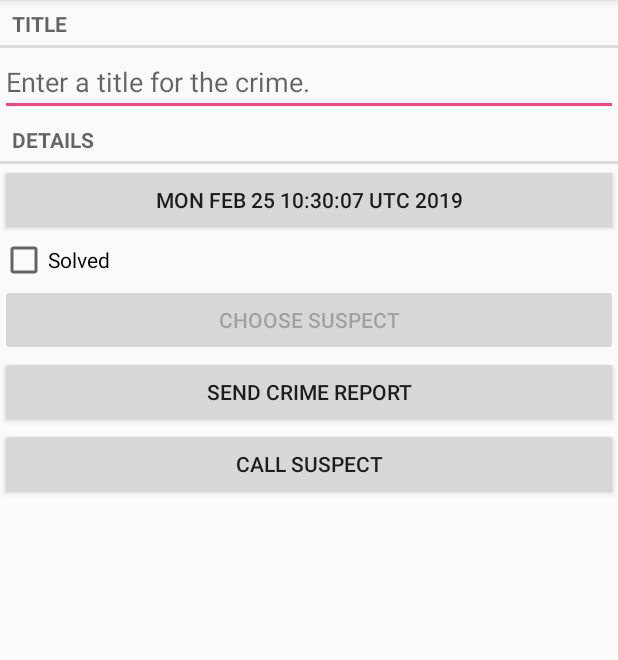
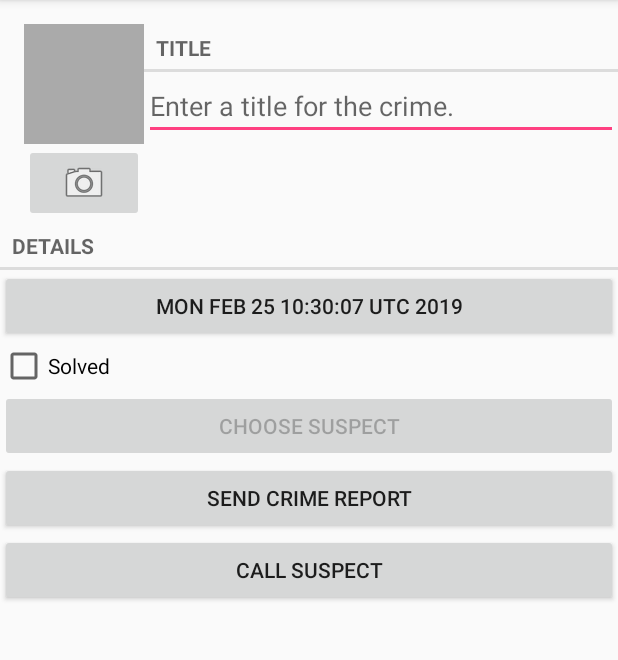
Before and after one commit to prince5460/CriminalIntent, an Android app: the CrimePagerActivity screen opened directly, with no data from a screen before it, on a phone screen of 412 x 824 dp, the part 84-744 px from its top. Run offline under Robolectric (Android 15) with nearby library versions, the phone set to English and light mode, and no system bars.

Commit message:
使用intent拍照

```diff
--- a/app/src/main/java/com/zhou/criminalintent/Crime.java
+++ b/app/src/main/java/com/zhou/criminalintent/Crime.java
@@ -69,4 +69,8 @@ public class Crime {
     public void setmPhone(String mPhone) {
         this.mPhone = mPhone;
     }
+
+    public String getPhotoFilename() {
+        return "IMG_" + getmId().toString() + ".jpg";
+    }
 }
--- a/app/src/main/java/com/zhou/criminalintent/CrimeFragment.java
+++ b/app/src/main/java/com/zhou/criminalintent/CrimeFragment.java
@@ -3,15 +3,19 @@ package com.zhou.criminalintent;
 import android.app.Activity;
 import android.content.Intent;
 import android.content.pm.PackageManager;
+import android.content.pm.ResolveInfo;
 import android.database.Cursor;
+import android.graphics.Bitmap;
 import android.net.Uri;
 import android.os.Bundle;
 import android.provider.ContactsContract;
+import android.provider.MediaStore;
 import android.support.annotation.NonNull;
 import android.support.annotation.Nullable;
 import android.support.v4.app.Fragment;
 import android.support.v4.app.FragmentManager;
 import android.support.v4.app.ShareCompat;
+import android.support.v4.content.FileProvider;
 import android.text.Editable;
 import android.text.TextWatcher;
 import android.text.format.DateFormat;
@@ -21,12 +25,17 @@ import android.view.MenuInflater;
 import android.view.MenuItem;
 import android.view.View;
 import android.view.ViewGroup;
+import android.view.ViewTreeObserver;
 import android.widget.Button;
 import android.widget.CheckBox;
 import android.widget.CompoundButton;
 import android.widget.EditText;
+import android.widget.ImageButton;
+import android.widget.ImageView;
 
+import java.io.File;
 import java.util.Date;
+import java.util.List;
 import java.util.UUID;
 
 public class CrimeFragment extends Fragment {
@@ -34,14 +43,18 @@ public class CrimeFragment extends Fragment {
     private static final String DIALOG_DATE = "DialogDate";
     private static final int REQUEST_DATE = 0;
     private static final int REQUEST_CONTACT = 1;
+    private static final int REQUEST_PHOTO = 2;
 
     private Crime mCrime;
+    private File mPhotoFile;
     private EditText mTitleField;
     private Button mDateButton;
     private CheckBox mSolveCheckBox;
     private Button mSuspectButton;
     private Button mReportButton;
     private Button mCallButton;
+    private ImageView mPhotoView;
+    private ImageButton mPhotoButton;
 
     public static CrimeFragment newInstance(UUID crimeId) {
         Bundle args = new Bundle();
@@ -61,6 +74,7 @@ public class CrimeFragment extends Fragment {
 //        UUID crimeId = (UUID) getActivity().getIntent().getSerializableExtra(CrimeActivity.EXTRA_CRIME_ID);
         UUID crimeId = (UUID) getArguments().getSerializable(ARG_CRIME_ID);
         mCrime = CrimeLab.getCrimeLab(getActivity()).getCrime(crimeId);
+        mPhotoFile = CrimeLab.getCrimeLab(getActivity()).getPhotoFile(mCrime);
 
     }
 
@@ -175,6 +189,52 @@ public class CrimeFragment extends Fragment {
             mCallButton.setText(mCrime.getmPhone());
         }
 
+
+        mPhotoButton = view.findViewById(R.id.crime_camera);
+
+        final Intent captureImage = new Intent(MediaStore.ACTION_IMAGE_CAPTURE);
+        boolean canTakePhoto = mPhotoFile != null &&
+                captureImage.resolveActivity(packageManager) != null;
+        mPhotoButton.setEnabled(canTakePhoto);
+        mPhotoButton.setOnClickListener(new View.OnClickListener() {
+            @Override
+            public void onClick(View v) {
+                Uri uri = FileProvider.getUriForFile(getActivity(),
+                        "com.zhou.criminalintent.fileprovider", mPhotoFile);
+                captureImage.putExtra(MediaStore.EXTRA_OUTPUT, uri);
+                List<ResolveInfo> cameraActivities = getActivity()
+                        .getPackageManager().queryIntentActivities(captureImage,
+                                PackageManager.MATCH_DEFAULT_ONLY);
+                for (ResolveInfo activity : cameraActivities) {
+                    getActivity().grantUriPermission(activity.activityInfo.packageName,
+                            uri, Intent.FLAG_GRANT_WRITE_URI_PERMISSION);
+                }
+                startActivityForResult(captureImage, REQUEST_PHOTO);
+            }
+        });
+
+        mPhotoView = view.findViewById(R.id.crime_photo);
+        mPhotoView.setOnClickListener(new View.OnClickListener() {
+            @Override
+            public void onClick(View v) {
+                FragmentManager manager = getFragmentManager();
+                PictureDialogFragment pictureDialogFragment = PictureDialogFragment.newInstance(mPhotoFile.getPath());
+                pictureDialogFragment.setTargetFragment(CrimeFragment.this, 0);
+                pictureDialogFragment.show(manager, "a");
+            }
+        });
+
+        ViewTreeObserver mPhotoObserver = mPhotoView.getViewTreeObserver();
+        mPhotoObserver.addOnGlobalLayoutListener(
+                new ViewTreeObserver.OnGlobalLayoutListener() {
+                    @Override
+                    public void onGlobalLayout() {
+                        updatePhotoView(mPhotoView.getWidth(), mPhotoView.getHeight());
+                    }
+                });
+
+//        updatePhotoView();
+
         return view;
     }
 
@@ -193,7 +253,7 @@ public class CrimeFragment extends Fragment {
             // Specify which fields you want your query to return
             // values for.
             String[] queryFields = new String[]{
-                    ContactsContract.Contacts.DISPLAY_NAME,ContactsContract.Contacts._ID
+                    ContactsContract.Contacts.DISPLAY_NAME, ContactsContract.Contacts._ID
             };
             // Perform your query - the contactUri is like a "where"
             // clause here
@@ -222,8 +282,18 @@ public class CrimeFragment extends Fragment {
             } finally {
                 c.close();
             }
+        } else if (requestCode == REQUEST_PHOTO) {
+            Uri uri = FileProvider.getUriForFile(getActivity(),
+                    "com.zhou.criminalintent.fileprovider",
+                    mPhotoFile);
+            getActivity().revokeUriPermission(uri,
+                    Intent.FLAG_GRANT_WRITE_URI_PERMISSION);
+
+//            updatePhotoView();
+            updatePhotoView(mPhotoView.getWidth(), mPhotoView.getHeight());
         }
     }
+
 
     private void updateDate() {
         mDateButton.setText(mCrime.getmDate().toString());
@@ -251,6 +321,16 @@ public class CrimeFragment extends Fragment {
 
     }
 
+    private void updatePhotoView(int width,int height) {
+        if (mPhotoFile == null || !mPhotoFile.exists()) {
+            mPhotoView.setImageDrawable(null);
+        } else {
+            Bitmap bitmap = PictureUtils.getScaledBitmap(
+                    mPhotoFile.getPath(), width,height);
+            mPhotoView.setImageBitmap(bitmap);
+        }
+    }
+
 
     @Override
     public void onCreateOptionsMenu(Menu menu, MenuInflater inflater) {
--- a/app/src/main/java/com/zhou/criminalintent/CrimeLab.java
+++ b/app/src/main/java/com/zhou/criminalintent/CrimeLab.java
@@ -10,6 +10,7 @@ import com.zhou.criminalintent.database.CrimeBaseHelper;
 import com.zhou.criminalintent.database.CrimeCursorWrapper;
 import com.zhou.criminalintent.database.CrimeDbSchema.CrimeTable;
 
+import java.io.File;
 import java.util.ArrayList;
 import java.util.List;
 import java.util.UUID;
@@ -99,6 +100,11 @@ public class CrimeLab {
         }
     }
 
+    public File getPhotoFile(Crime crime) {
+        File filesDir = mContext.getFilesDir();
+        return new File(filesDir, crime.getPhotoFilename());
+    }
+
     public void updateCrime(Crime crime) {
         String uuidString = crime.getmId().toString();
         ContentValues values = getContentValues(crime);
--- a/app/src/main/res/layout/fragment_crime.xml
+++ b/app/src/main/res/layout/fragment_crime.xml
@@ -3,6 +3,39 @@
     android:layout_width="match_parent"
     android:layout_height="match_parent"
     android:layout_margin="16dp"
+    android:orientation="vertical">
+
+    <LinearLayout
+        android:layout_width="match_parent"
+        android:layout_height="wrap_content"
+        android:layout_marginLeft="16dp"
+        android:layout_marginTop="16dp"
+        android:orientation="horizontal">
+
+        <LinearLayout
+            android:layout_width="wrap_content"
+            android:layout_height="wrap_content"
+            android:orientation="vertical">
+
+            <ImageView
+                android:id="@+id/crime_photo"
+                android:layout_width="80dp"
+                android:layout_height="80dp"
+                android:background="@android:color/darker_gray"
+                android:cropToPadding="true"
+                android:scaleType="centerInside" />
+
+            <ImageButton
+                android:id="@+id/crime_camera"
+                android:layout_width="match_parent"
+                android:layout_height="wrap_content"
+                android:src="@android:drawable/ic_menu_camera" />
+        </LinearLayout>
+
+        <LinearLayout
+            android:layout_width="0dp"
+            android:layout_height="wrap_content"
+            android:layout_weight="1"
             android:orientation="vertical">
 
             <TextView
@@ -16,6 +49,10 @@
                 android:layout_width="match_parent"
                 android:layout_height="wrap_content"
                 android:hint="@string/crime_title_hint" />
+        </LinearLayout>
+
+    </LinearLayout>
+
 
     <TextView
         style="?android:listSeparatorTextViewStyle"
--- /dev/null
+++ b/app/src/main/res/xml/files.xml
@@ -0,0 +1,6 @@
+<?xml version="1.0" encoding="utf-8"?>
+<paths>
+    <files-path
+        name="crime_photos"
+        path="." />
+</paths>
```
Also changed, not shown: app/src/main/AndroidManifest.xml (+12 -0 lines), app/src/main/java/com/zhou/criminalintent/PictureDialogFragment.java (added, +44 -0 lines), app/src/main/java/com/zhou/criminalintent/PictureUtils.java (added, +41 -0 lines), app/src/main/res/layout/photo.xml (added, +7 -0 lines). Lines whose indentation alone changed are shown as unchanged.
